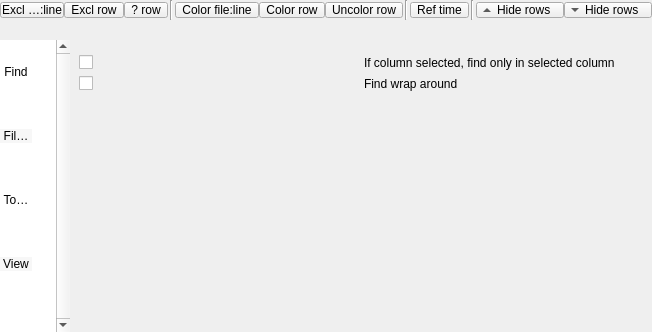
Old version of the form trace_server/settingslog.ui in the repository mojmir-svoboda/DbgToolkit.
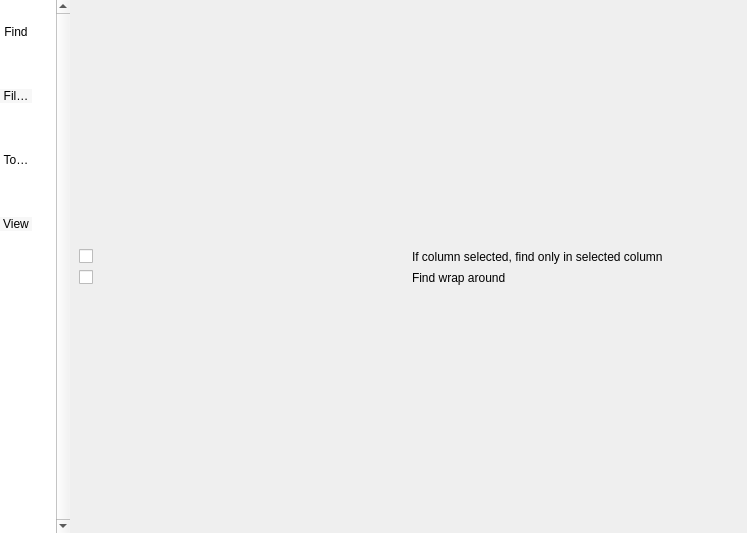
New version of the form. Icons and pictures are not drawn. Custom widgets are drawn as their Qt base class.

Commit message: + flowlayout for button cache

```diff
--- a/trace_server/settingslog.ui
+++ b/trace_server/settingslog.ui
@@ -6,10 +6,16 @@
    <rect>
     <x>0</x>
     <y>0</y>
-    <width>615</width>
-    <height>332</height>
+    <width>747</width>
+    <height>533</height>
    </rect>
   </property>
+  <property name="minimumSize">
+   <size>
+    <width>256</width>
+    <height>307</height>
+   </size>
+  </property>
   <property name="floating">
    <bool>true</bool>
   </property>
@@ -32,232 +38,6 @@
       <property name="topMargin">
        <number>0</number>
       </property>
-      <item>
-       <widget class="QToolButton" name="excludeFileLineButton">
-        <property name="minimumSize">
-         <size>
-          <width>64</width>
-          <height>0</height>
-         </size>
-        </property>
-        <property name="maximumSize">
-         <size>
-          <width>16777215</width>
-          <height>16</height>
-         </size>
-        </property>
-        <property name="toolTip">
-         <string>&lt;html&gt;&lt;head/&gt;&lt;body&gt;&lt;p&gt;Excludes File:Line combination from current selection from table. This is shortcut for going into Filter/File:Line and click on item&lt;/p&gt;&lt;p&gt;&lt;br/&gt;&lt;/p&gt;&lt;p&gt;Hotkey = &lt;span style=&quot; font-weight:600;&quot;&gt;x&lt;/span&gt;&lt;/p&gt;&lt;/body&gt;&lt;/html&gt;</string>
-        </property>
-        <property name="text">
-         <string>Excl file:line</string>
-        </property>
-       </widget>
-      </item>
-      <item>
-       <widget class="QToolButton" name="excludeRowButton">
-        <property name="sizePolicy">
-         <sizepolicy hsizetype="Minimum" vsizetype="Fixed">
-          <horstretch>0</horstretch>
-          <verstretch>0</verstretch>
-         </sizepolicy>
-        </property>
-        <property name="minimumSize">
-         <size>
-          <width>0</width>
-          <height>0</height>
-         </size>
-        </property>
-        <property name="maximumSize">
-         <size>
-          <width>16777215</width>
-          <height>16</height>
-         </size>
-        </property>
-        <property name="toolTip">
-         <string>&lt;html&gt;&lt;head/&gt;&lt;body&gt;&lt;p&gt;Excludes selected row via Filter/Row. This one does not use File:Line information, so it can be used to exclude specific lines while keeping the rest.&lt;/p&gt;&lt;p&gt;Hotkey = &lt;span style=&quot; font-weight:600;&quot;&gt;r&lt;/span&gt;&lt;/p&gt;&lt;/body&gt;&lt;/html&gt;</string>
-        </property>
-        <property name="text">
-         <string>Excl row</string>
-        </property>
-       </widget>
-      </item>
-      <item>
-       <widget class="QToolButton" name="locateRowButton">
-        <property name="maximumSize">
-         <size>
-          <width>16777215</width>
-          <height>16</height>
-         </size>
-        </property>
-        <property name="toolTip">
-         <string>&lt;html&gt;&lt;head/&gt;&lt;body&gt;&lt;p&gt;Locates currently selected row in Filters/File:Line&lt;/p&gt;&lt;p&gt;Hotkey = &lt;span style=&quot; font-weight:600;&quot;&gt;?&lt;/span&gt;&lt;/p&gt;&lt;/body&gt;&lt;/html&gt;</string>
-        </property>
-        <property name="text">
-         <string>? row</string>
-        </property>
-       </widget>
-      </item>
-      <item>
-       <widget class="Line" name="line">
-        <property name="minimumSize">
-         <size>
-          <width>7</width>
-          <height>0</height>
-         </size>
-        </property>
-        <property name="orientation">
-         <enum>Qt::Vertical</enum>
-        </property>
-       </widget>
-      </item>
-      <item>
-       <widget class="QToolButton" name="colorFileLineButton">
-        <property name="maximumSize">
-         <size>
-          <width>16777215</width>
-          <height>16</height>
-         </size>
-        </property>
-        <property name="text">
-         <string>Color file:line</string>
-        </property>
-       </widget>
-      </item>
-      <item>
-       <widget class="QToolButton" name="colorRowButton">
-        <property name="maximumSize">
-         <size>
-          <width>16777215</width>
-          <height>16</height>
-         </size>
-        </property>
-        <property name="text">
-         <string>Color row</string>
-        </property>
-       </widget>
-      </item>
-      <item>
-       <widget class="QToolButton" name="uncolorRowButton">
-        <property name="maximumSize">
-         <size>
-          <width>16777215</width>
-          <height>16</height>
-         </size>
-        </property>
-        <property name="text">
-         <string>Uncolor row</string>
-        </property>
-       </widget>
-      </item>
-      <item>
-       <widget class="Line" name="line_2">
-        <property name="minimumSize">
-         <size>
-          <width>7</width>
-          <height>0</height>
-         </size>
-        </property>
-        <property name="orientation">
-         <enum>Qt::Vertical</enum>
-        </property>
-       </widget>
-      </item>
-      <item>
-       <widget class="QToolButton" name="setRefTimeButton">
-        <property name="maximumSize">
-         <size>
-          <width>16777215</width>
-          <height>16</height>
-         </size>
-        </property>
-        <property name="toolTip">
-         <string>&lt;html&gt;&lt;head/&gt;&lt;body&gt;&lt;p&gt;Set/Unset reference time (= 0) to currently selected line&lt;/p&gt;&lt;/body&gt;&lt;/html&gt;</string>
-        </property>
-        <property name="text">
-         <string>Ref time</string>
-        </property>
-        <property name="checkable">
-         <bool>true</bool>
-        </property>
-       </widget>
-      </item>
-      <item>
-       <widget class="Line" name="line_3">
-        <property name="minimumSize">
-         <size>
-          <width>7</width>
-          <height>0</height>
-         </size>
-        </property>
-        <property name="orientation">
-         <enum>Qt::Vertical</enum>
-        </property>
-       </widget>
-      </item>
-      <item>
-       <widget class="QToolButton" name="hidePrevButton">
-        <property name="maximumSize">
-         <size>
-          <width>16777215</width>
-          <height>16</height>
-         </size>
-        </property>
-        <property name="toolTip">
-         <string>&lt;html&gt;&lt;head/&gt;&lt;body&gt;&lt;p&gt;Hide rows preceeding current selection&lt;/p&gt;&lt;/body&gt;&lt;/html&gt;</string>
-        </property>
-        <property name="text">
-         <string>Hide rows</string>
-        </property>
-        <property name="checkable">
-         <bool>true</bool>
-        </property>
-        <property name="toolButtonStyle">
-         <enum>Qt::ToolButtonTextBesideIcon</enum>
-        </property>
-        <property name="arrowType">
-         <enum>Qt::UpArrow</enum>
-        </property>
-       </widget>
-      </item>
-      <item>
-       <widget class="QToolButton" name="hideNextButton">
-        <property name="maximumSize">
-         <size>
-          <width>16777215</width>
-          <height>16</height>
-         </size>
-        </property>
-        <property name="toolTip">
-         <string>Hide lines following current selection</string>
-        </property>
-        <property name="text">
-         <string>Hide rows</string>
-        </property>
-        <property name="checkable">
-         <bool>true</bool>
-        </property>
-        <property name="toolButtonStyle">
-         <enum>Qt::ToolButtonTextBesideIcon</enum>
-        </property>
-        <property name="arrowType">
-         <enum>Qt::DownArrow</enum>
-        </property>
-       </widget>
-      </item>
-      <item>
-       <spacer name="horizontalSpacer_3">
-        <property name="orientation">
-         <enum>Qt::Horizontal</enum>
-        </property>
-        <property name="sizeHint" stdset="0">
-         <size>
-          <width>40</width>
-          <height>20</height>
-         </size>
-        </property>
-       </spacer>
-      </item>
      </layout>
     </item>
     <item>
@@ -268,19 +48,6 @@
       <property name="topMargin">
        <number>0</number>
       </property>
-      <item>
-       <spacer name="horizontalSpacer_4">
-        <property name="orientation">
-         <enum>Qt::Horizontal</enum>
-        </property>
-        <property name="sizeHint" stdset="0">
-         <size>
-          <width>40</width>
-          <height>20</height>
-         </size>
-        </property>
-       </spacer>
-      </item>
      </layout>
     </item>
     <item>
@@ -293,6 +60,12 @@
       </property>
       <item>
        <widget class="QListWidget" name="iconWidget">
+        <property name="sizePolicy">
+         <sizepolicy hsizetype="Fixed" vsizetype="Expanding">
+          <horstretch>0</horstretch>
+          <verstretch>0</verstretch>
+         </sizepolicy>
+        </property>
         <property name="minimumSize">
          <size>
           <width>70</width>
@@ -301,7 +74,7 @@
         </property>
         <property name="maximumSize">
          <size>
-          <width>16777215</width>
+          <width>70</width>
           <height>16777215</height>
          </size>
         </property>
@@ -483,17 +256,7 @@
            </layout>
           </item>
           <item>
-           <spacer name="verticalSpacer">
-            <property name="orientation">
-             <enum>Qt::Vertical</enum>
-            </property>
-            <property name="sizeHint" stdset="0">
-             <size>
-              <width>20</width>
-              <height>40</height>
-             </size>
-            </property>
-           </spacer>
+           <widget class="QWidget" name="widget_2" native="true"/>
           </item>
          </layout>
         </widget>
```
Left out of the diff: 2 changed lines with no effect on the pictures. The commit also changes 8 other files.
